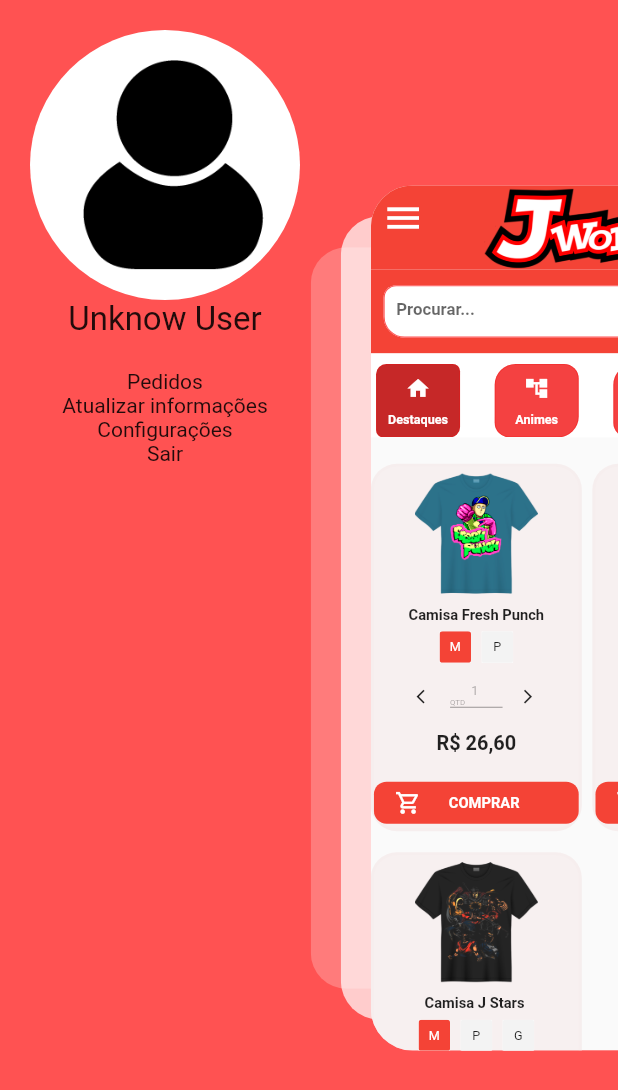
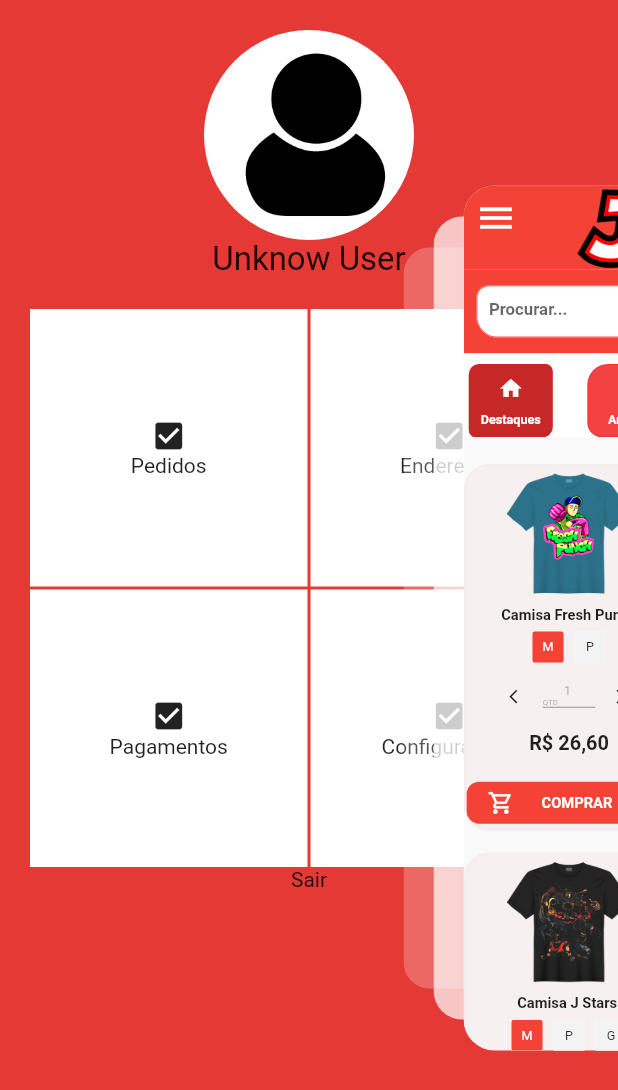
Before and after one commit to calestro/jworld_store, a Flutter app: the screen it shows after launch, after a tap on the "menu" icon, on a phone screen of 412 x 824 dp. Shown: the top 1090 px of the screen. Run offline on Flutter 3.47's test engine with Material 2 defaults, Android fonts, the phone set to English and light mode, and no system bars; drawn by our look-alikes of flutter_zoom_drawer; our stand-ins replace badges, carousel_slider, wakelock.

Commit message:
finalizado estrutura do drawer, faltando trabalhar no Front-end

```diff
--- a/lib/activy/global_components/buy_button.dart
+++ b/lib/activy/global_components/buy_button.dart
@@ -37,7 +37,7 @@ class _BuyButtonState extends State<BuyButton> {
           },
         child: AnimatedContainer(
           curve: Curves.fastOutSlowIn,
-          duration: Duration(milliseconds: 500),
+          duration: const Duration(milliseconds: 500),
           width: double.maxFinite,
           padding: const EdgeInsets.all(5),
           height: widget.hg,
@@ -50,18 +50,18 @@ class _BuyButtonState extends State<BuyButton> {
             child: Stack(
               children:  [
                 AnimatedAlign(
-                    duration: Duration(milliseconds: 500),
+                    duration: const Duration(milliseconds: 500),
                     curve: Curves.fastOutSlowIn,
                     alignment: isPressed ? Alignment.center : Alignment.centerLeft,
                     child: AnimatedScale(
                         curve: Curves.fastOutSlowIn,
-                      duration:Duration(milliseconds: 500),
+                      duration:const Duration(milliseconds: 500),
                         scale: isPressed ? 1.3 : 1,
-                        child: Icon(Icons.shopping_cart_outlined,color: Colors.white,size: 25,))),
+                        child: const Icon(Icons.shopping_cart_outlined,color: Colors.white,size: 25,))),
                 Align(
                   alignment: Alignment.center,
                     child:AnimatedOpacity (
-                      duration: Duration(milliseconds: 400),
+                      duration: const Duration(milliseconds: 400),
                       opacity: isPressed ? 0 : 1,
                         curve: Curves.fastOutSlowIn,
                         child: const Text("COMPRAR", style: TextStyle(color: Colors.white,fontWeight: FontWeight.bold),)))
--- a/lib/activy/main_page/components/category_menu.dart
+++ b/lib/activy/main_page/components/category_menu.dart
@@ -24,7 +24,6 @@ class _CategoryMenuState extends State<CategoryMenu> {
   @override
   Widget build(BuildContext context) {
     ScrollController scroll = ScrollController();
-    double wd = MediaQuery.of(context).size.width;
     return Center(
       child: SizedBox(
         width: double.infinity,
@@ -43,13 +42,13 @@ class _CategoryMenuState extends State<CategoryMenu> {
                 child: GestureDetector(
                   onTap: (){switchSelection(-1);},
                   child: AnimatedContainer(
-                    duration: Duration(milliseconds: 300),
+                    duration: const Duration(milliseconds: 300),
                     width: 80,
                     height: 70,
                     decoration: isSelect[-1]! ? MainAppStyle.menuCategorySelect : MainAppStyle.menuCategory,
                     child: Column(
                       children: [
-                        Expanded(
+                        const Expanded(
                           flex: 2,
                             child: Icon(Icons.home, color: Colors.white)
                         ),
@@ -79,7 +78,7 @@ class _CategoryMenuState extends State<CategoryMenu> {
                           child: GestureDetector(
                             onTap: (){switchSelection(index);},
                             child: AnimatedContainer(
-                              duration: Duration(milliseconds: 300),
+                              duration: const Duration(milliseconds: 300),
                               width: 80,
                               decoration: isSelect[index]! ? MainAppStyle.menuCategorySelect : MainAppStyle.menuCategory,
                               child: Column(
--- a/lib/activy/main_page/drawer/components/button_drawer.dart
+++ b/lib/activy/main_page/drawer/components/button_drawer.dart
@@ -18,6 +18,8 @@ class ButtonDrawer extends StatelessWidget {
     return Container(
       width: wd,
       height: 40,
+      padding: const EdgeInsets.all(10),
+      color: Colors.white,
       child: Column(
         mainAxisSize: MainAxisSize.max,
         mainAxisAlignment: MainAxisAlignment.center,
--- a/lib/activy/main_page/drawer/drawer.dart
+++ b/lib/activy/main_page/drawer/drawer.dart
@@ -1,3 +1,5 @@
+// ignore_for_file: dead_code
+
 import 'package:flutter/material.dart';
 import 'package:flutter_zoom_drawer/config.dart';
 import 'package:flutter_zoom_drawer/flutter_zoom_drawer.dart';
@@ -13,16 +15,17 @@ class MyCustomDrawer extends StatelessWidget {
   @override
   Widget build(BuildContext context) {
     return ZoomDrawer(
-      style: DrawerStyle.defaultStyle,
+      style: DrawerStyle.style3,
       menuScreen: const MenuDrawer(),
       mainScreen: const MainPage(),
-      borderRadius: 40.0,
+      borderRadius: 30.0,
       showShadow: true,
       angle: 0,
+      duration: const Duration(milliseconds: 620),
       menuScreenTapClose: true,
       androidCloseOnBackTap: true,
-      menuBackgroundColor: Colors.redAccent,
-      slideWidth: MediaQuery.of(context).size.width * .6,
+      menuBackgroundColor: Colors.red.shade600,
+      slideWidth: MediaQuery.of(context).size.width * .75,
       openCurve: Curves.easeIn,
       closeCurve: Curves.easeInOut,
     );
@@ -38,8 +41,7 @@ class MenuDrawer extends StatelessWidget {
     return Container(
       padding: MediaQuery.of(context).padding,
       margin: const EdgeInsets.all(20),
-      color: Colors.redAccent,
-      child:!isLogin ?DrawerContents() : Column(
+      child:!isLogin ? const DrawerContents() : Column(
         mainAxisAlignment: MainAxisAlignment.center,
         children: [
           GestureDetector(
@@ -75,9 +77,10 @@ class MenuDrawer extends StatelessWidget {
                 ),
               ),
 
-          )
-        ],
-      ),
-    );
+            )
+          ],
+        ),
+      );
+
   }
 }
--- a/lib/activy/main_page/drawer/drawer_contents.dart
+++ b/lib/activy/main_page/drawer/drawer_contents.dart
@@ -1,4 +1,5 @@
 import 'package:flutter/material.dart';
+import 'package:mobile_j_world/activy/main_page/drawer/components/button_drawer.dart';
 
 
 class DrawerContents extends StatelessWidget {
@@ -11,16 +12,28 @@ class DrawerContents extends StatelessWidget {
       mainAxisSize: MainAxisSize.max,
       children: [
         CircleAvatar(
-          radius: 90,
+          radius: 70,
             backgroundColor: Colors.white,
             child: Image.asset("img/no_user.png", fit: BoxFit.fitWidth,)
         ),
-        Text("Unknow User", style: TextStyle(fontSize: 22),),
-        SizedBox(height: 20),
-        Text("Pedidos"),
-        Text("Atualizar informações"),
-        Text("Configurações"),
-        Text("Sair")
+        const Text("Unknow User", style: TextStyle(fontSize: 22),),
+        const SizedBox(height: 20),
+        GridView(
+            gridDelegate:const SliverGridDelegateWithFixedCrossAxisCount(
+              crossAxisCount: 2,
+              mainAxisSpacing: 2,
+              crossAxisSpacing: 2,
+            ),
+          shrinkWrap: true,
+          children: [
+            ButtonDrawer(wd: 40, text: "Pedidos", navigatorWidget: Container(), iconData: Icons.check_box),
+            ButtonDrawer(wd: 40, text: "Endereços", navigatorWidget: Container(), iconData: Icons.check_box),
+            ButtonDrawer(wd: 40, text: "Pagamentos", navigatorWidget: Container(), iconData: Icons.check_box),
+            ButtonDrawer(wd: 40, text: "Configurações", navigatorWidget: Container(), iconData: Icons.check_box),
+          ],
+        ),
+
+        const Text("Sair")
       ],
     );
   }
```
